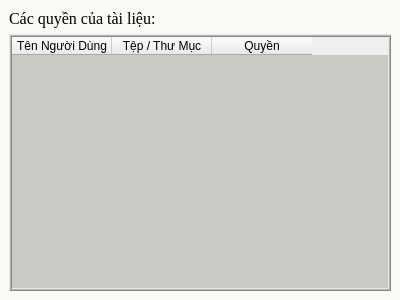
DTNS2905/App_quan_ly_python_qt_, file ui/item_permission.ui: the form before one commit.
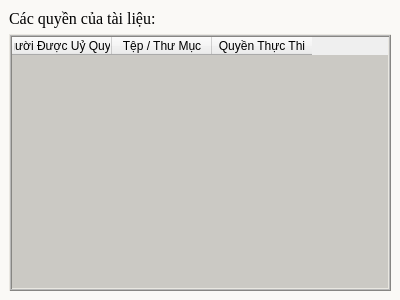
The form after the commit.

```diff
--- a/ui/item_permission.ui
+++ b/ui/item_permission.ui
@@ -115,7 +115,7 @@
         </property>
         <column>
          <property name="text">
-          <string>Tên Người Dùng</string>
+          <string>Người Được Uỷ Quyền</string>
          </property>
         </column>
         <column>
@@ -125,7 +125,7 @@
         </column>
         <column>
          <property name="text">
-          <string>Quyền</string>
+          <string>Quyền Thực Thi</string>
          </property>
         </column>
        </widget>
```
Left out of the diff: 2 changed lines with no effect on the pictures.
